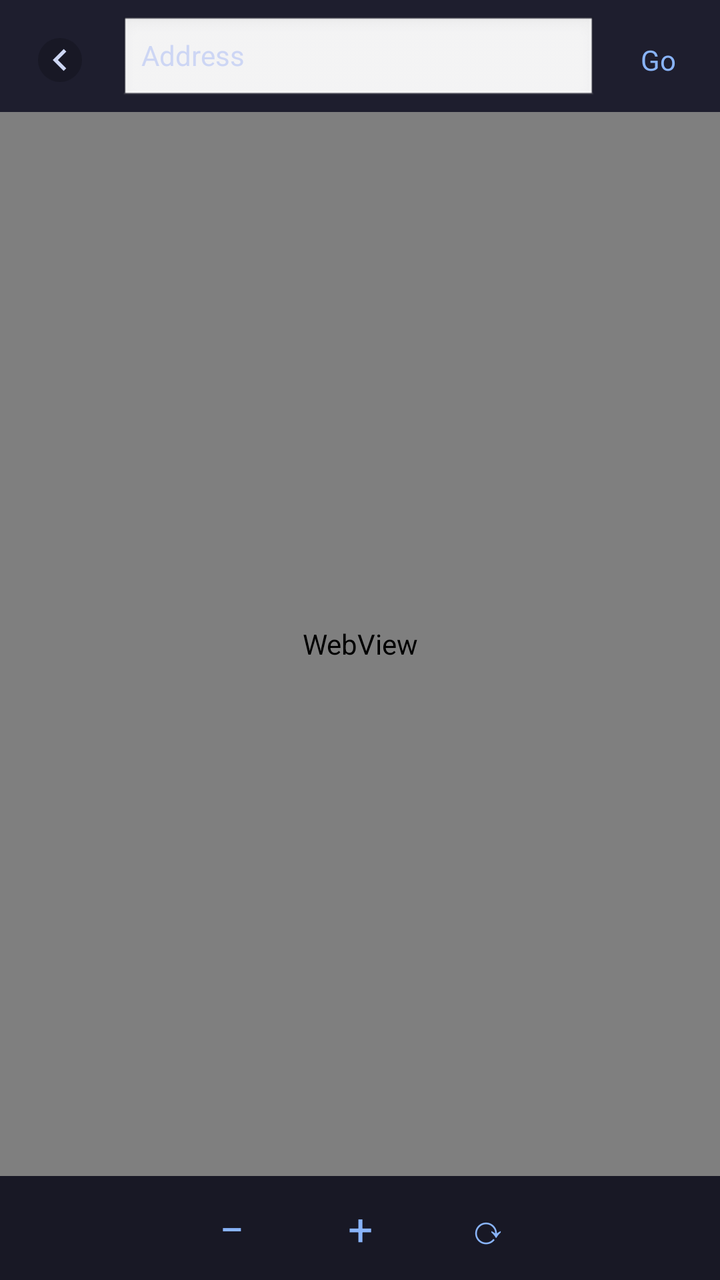
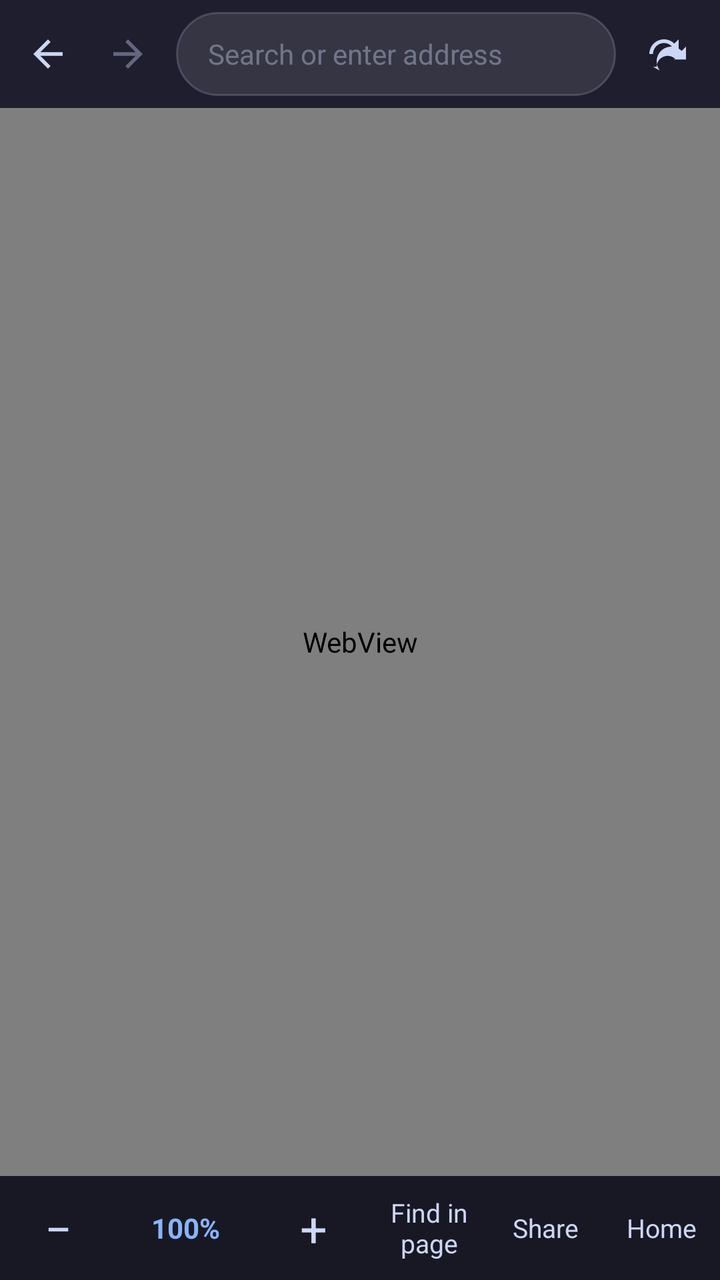

Screens rendered from an Android XML layout before and after an edit, with the pre-edit source and the edit as a unified diff.
<!-- AndroidManifest.xml: activity theme Theme.RedTermApp -->
<!-- res/layout/activity_browser.xml -->
<?xml version="1.0" encoding="utf-8"?>
<LinearLayout xmlns:android="http://schemas.android.com/apk/res/android"
    android:layout_width="match_parent"
    android:layout_height="match_parent"
    android:orientation="vertical"
    android:background="?attr/terminalBg"
    android:fitsSystemWindows="true">

    <LinearLayout
        android:layout_width="match_parent"
        android:layout_height="wrap_content"
        android:orientation="horizontal"
        android:gravity="center_vertical"
        android:paddingHorizontal="8dp"
        android:paddingTop="8dp"
        android:paddingBottom="4dp">

        <ImageButton
            android:id="@+id/browser_back_btn"
            android:layout_width="44dp"
            android:layout_height="44dp"
            android:src="@drawable/ic_back_chip"
            android:scaleType="centerInside"
            android:background="?attr/selectableItemBackgroundBorderless"
            android:contentDescription="@string/back" />

        <EditText
            android:id="@+id/browser_url"
            android:layout_width="0dp"
            android:layout_height="44dp"
            android:layout_weight="1"
            android:layout_marginHorizontal="8dp"
            android:hint="@string/browser_url_hint"
            android:textColor="?attr/terminalText"
            android:textColorHint="?attr/terminalText"
            android:textSize="14sp"
            android:inputType="textUri"
            android:imeOptions="actionGo"
            android:singleLine="true"
            android:background="@android:drawable/edit_text" />

        <TextView
            android:id="@+id/browser_go"
            android:layout_width="wrap_content"
            android:layout_height="40dp"
            android:paddingHorizontal="14dp"
            android:gravity="center"
            android:text="@string/browser_go"
            android:textColor="?attr/colorPrimary"
            android:textSize="14sp"
            android:background="?attr/terminalBg"
            android:clickable="true"
            android:focusable="true" />
    </LinearLayout>

    <FrameLayout
        android:layout_width="match_parent"
        android:layout_height="0dp"
        android:layout_weight="1">

        <WebView
            android:id="@+id/browser_webview"
            android:layout_width="match_parent"
            android:layout_height="match_parent" />
    </FrameLayout>

    <LinearLayout
        android:layout_width="match_parent"
        android:layout_height="wrap_content"
        android:orientation="horizontal"
        android:gravity="center"
        android:paddingVertical="4dp"
        android:background="?attr/extraKeysBg">

        <TextView
            android:id="@+id/browser_zoom_out"
            android:layout_width="64dp"
            android:layout_height="44dp"
            android:gravity="center"
            android:text="@string/browser_zoom_out"
            android:textColor="?attr/colorPrimary"
            android:textSize="22sp"
            android:background="?attr/selectableItemBackground"
            android:clickable="true"
            android:focusable="true" />

        <TextView
            android:id="@+id/browser_zoom_in"
            android:layout_width="64dp"
            android:layout_height="44dp"
            android:gravity="center"
            android:text="@string/browser_zoom_in"
            android:textColor="?attr/colorPrimary"
            android:textSize="22sp"
            android:background="?attr/selectableItemBackground"
            android:clickable="true"
            android:focusable="true" />

        <TextView
            android:id="@+id/browser_reload"
            android:layout_width="64dp"
            android:layout_height="44dp"
            android:gravity="center"
            android:text="@string/browser_reload"
            android:textColor="?attr/colorPrimary"
            android:textSize="20sp"
            android:background="?attr/selectableItemBackground"
            android:clickable="true"
            android:focusable="true" />
    </LinearLayout>

</LinearLayout>
<!-- resources referenced by this layout -->
<resources>
  <!-- drawable ic_back_chip (drawable) -->
  <?xml version="1.0" encoding="utf-8"?>
  <layer-list xmlns:android="http://schemas.android.com/apk/res/android">
      <item>
          <shape android:shape="oval">
              <solid android:color="?attr/extraKeysBg" />
          </shape>
      </item>
      <item
          android:width="22dp"
          android:height="22dp"
          android:gravity="center">
          <vector
              android:width="22dp"
              android:height="22dp"
              android:viewportWidth="24"
              android:viewportHeight="24"
              android:tint="?attr/terminalText">
              <path
                  android:fillColor="#FFFFFFFF"
                  android:pathData="M15.41,7.41 14,6l-6,6 6,6 1.41,-1.41L10.83,12z" />
          </vector>
      </item>
  </layer-list>
  <string name="back">Back</string>
  <string name="browser_go">Go</string>
  <string name="browser_reload">⟳</string>
  <string name="browser_url_hint">Address</string>
  <string name="browser_zoom_in">+</string>
  <string name="browser_zoom_out">−</string>
  <style name="Theme.RedTermApp" parent="Theme.Material3.DayNight.NoActionBar">
          <item name="colorPrimary">@color/primary</item>
          <item name="colorOnPrimary">@color/black</item>
          <item name="colorSurface">@color/surface</item>
          <item name="colorOnSurface">@color/on_surface</item>
          <item name="android:statusBarColor">@color/terminal_bg</item>
          <item name="android:navigationBarColor">@color/terminal_bg</item>
          <item name="terminalBg">@color/terminal_bg</item>
          <item name="terminalText">@color/terminal_text</item>
          <item name="extraKeysBg">@color/extra_keys_bg</item>
          <item name="extraKeysText">@color/extra_keys_text</item>
      </style>
  <color name="primary">#FF89B4FA</color>
  <color name="black">#FF000000</color>
  <color name="surface">#FF1E1E2E</color>
  <color name="on_surface">#FFCDD6F4</color>
  <color name="terminal_bg">#FF1E1E2E</color>
  <color name="terminal_text">#FFCDD6F4</color>
  <color name="extra_keys_bg">#FF181825</color>
  <color name="extra_keys_text">#FFCDD6F4</color>
</resources>

<!-- the commit's change to res/layout/activity_browser.xml (unified diff, before → after) -->
@@ -6,52 +6,83 @@
     android:background="?attr/terminalBg"
     android:fitsSystemWindows="true">
 
+    
     <LinearLayout
         android:layout_width="match_parent"
         android:layout_height="wrap_content"
         android:orientation="horizontal"
         android:gravity="center_vertical"
-        android:paddingHorizontal="8dp"
-        android:paddingTop="8dp"
-        android:paddingBottom="4dp">
+        android:paddingStart="4dp"
+        android:paddingEnd="8dp"
+        android:paddingTop="6dp"
+        android:paddingBottom="6dp">
 
         <ImageButton
             android:id="@+id/browser_back_btn"
-            android:layout_width="44dp"
-            android:layout_height="44dp"
-            android:src="@drawable/ic_back_chip"
-            android:scaleType="centerInside"
+            android:layout_width="40dp"
+            android:layout_height="40dp"
             android:background="?attr/selectableItemBackgroundBorderless"
-            android:contentDescription="@string/back" />
+            android:contentDescription="@string/browser_back"
+            android:padding="9dp"
+            android:scaleType="fitCenter"
+            android:src="@drawable/ic_arrow_back"
+            android:tint="?attr/terminalText" />
+
+        <ImageButton
+            android:id="@+id/browser_forward_btn"
+            android:layout_width="40dp"
+            android:layout_height="40dp"
+            android:background="?attr/selectableItemBackgroundBorderless"
+            android:contentDescription="@string/browser_forward"
+            android:padding="9dp"
+            android:scaleType="fitCenter"
+            android:src="@drawable/ic_arrow_forward"
+            android:tint="?attr/terminalText"
+            android:alpha="0.4" />
 
         <EditText
             android:id="@+id/browser_url"
             android:layout_width="0dp"
-            android:layout_height="44dp"
-            android:layout_weight="1"
-            android:layout_marginHorizontal="8dp"
+            android:layout_height="42dp"
+            android:layout_weight="1"
+            android:layout_marginStart="4dp"
+            android:layout_marginEnd="4dp"
+            android:background="@drawable/bg_url_field"
             android:hint="@string/browser_url_hint"
-            android:textColor="?attr/terminalText"
-            android:textColorHint="?attr/terminalText"
-            android:textSize="14sp"
+            android:importantForAutofill="no"
+            android:imeOptions="actionGo"
             android:inputType="textUri"
-            android:imeOptions="actionGo"
+            android:paddingStart="16dp"
+            android:paddingEnd="16dp"
+            android:selectAllOnFocus="true"
             android:singleLine="true"
-            android:background="@android:drawable/edit_text" />
-
-        <TextView
-            android:id="@+id/browser_go"
-            android:layout_width="wrap_content"
+            android:textColor="?attr/terminalText"
+            android:textColorHint="#66CDD6F4"
+            android:textSize="14sp" />
+
+        <ImageButton
+            android:id="@+id/browser_reload_btn"
+            android:layout_width="40dp"
             android:layout_height="40dp"
-            android:paddingHorizontal="14dp"
-            android:gravity="center"
-            android:text="@string/browser_go"
-            android:textColor="?attr/colorPrimary"
-            android:textSize="14sp"
-            android:background="?attr/terminalBg"
-            android:clickable="true"
-            android:focusable="true" />
+            android:background="?attr/selectableItemBackgroundBorderless"
+            android:contentDescription="@string/browser_reload"
+            android:padding="9dp"
+            android:scaleType="fitCenter"
+            android:src="@drawable/ic_reload"
+            android:tint="?attr/terminalText" />
     </LinearLayout>
+
+    
+    <ProgressBar
+        android:id="@+id/browser_progress"
+        style="?android:attr/progressBarStyleHorizontal"
+        android:layout_width="match_parent"
+        android:layout_height="3dp"
+        android:indeterminate="false"
+        android:max="100"
+        android:progress="0"
+        android:progressTint="?attr/colorPrimary"
+        android:visibility="gone" />
 
     <FrameLayout
         android:layout_width="match_parent"
@@ -64,49 +95,154 @@
             android:layout_height="match_parent" />
     </FrameLayout>
 
+    
     <LinearLayout
+        android:id="@+id/browser_find_bar"
         android:layout_width="match_parent"
         android:layout_height="wrap_content"
         android:orientation="horizontal"
+        android:gravity="center_vertical"
+        android:background="?attr/extraKeysBg"
+        android:paddingStart="10dp"
+        android:paddingEnd="4dp"
+        android:paddingTop="4dp"
+        android:paddingBottom="4dp"
+        android:visibility="gone">
+
+        <EditText
+            android:id="@+id/browser_find_input"
+            android:layout_width="0dp"
+            android:layout_height="38dp"
+            android:layout_weight="1"
+            android:background="@null"
+            android:hint="@string/browser_find_hint"
+            android:importantForAutofill="no"
+            android:imeOptions="actionSearch"
+            android:inputType="text"
+            android:singleLine="true"
+            android:textColor="?attr/terminalText"
+            android:textColorHint="#66CDD6F4"
+            android:textSize="14sp" />
+
+        <TextView
+            android:id="@+id/browser_find_count"
+            android:layout_width="wrap_content"
+            android:layout_height="wrap_content"
+            android:layout_marginEnd="6dp"
+            android:text="@string/browser_find_none"
+            android:textColor="?attr/terminalText"
+            android:textSize="12sp"
+            android:alpha="0.6" />
+
+        <TextView
+            android:id="@+id/browser_find_prev"
+            android:layout_width="36dp"
+            android:layout_height="36dp"
+            android:contentDescription="@string/browser_back"
+            android:gravity="center"
+            android:text="@string/key_up"
+            android:textColor="?attr/terminalText"
+            android:textSize="15sp" />
+
+        <TextView
+            android:id="@+id/browser_find_next"
+            android:layout_width="36dp"
+            android:layout_height="36dp"
+            android:contentDescription="@string/browser_forward"
+            android:gravity="center"
+            android:text="@string/key_down"
+            android:textColor="?attr/terminalText"
+            android:textSize="15sp" />
+
+        <TextView
+            android:id="@+id/browser_find_close"
+            android:layout_width="36dp"
+            android:layout_height="36dp"
+            android:contentDescription="@string/key_close"
+            android:gravity="center"
+            android:text="@string/key_close"
+            android:textColor="?attr/terminalText"
+            android:textSize="15sp" />
+    </LinearLayout>
+
+    
+    <LinearLayout
+        android:layout_width="match_parent"
+        android:layout_height="52dp"
+        android:orientation="horizontal"
         android:gravity="center"
-        android:paddingVertical="4dp"
         android:background="?attr/extraKeysBg">
 
         <TextView
             android:id="@+id/browser_zoom_out"
-            android:layout_width="64dp"
-            android:layout_height="44dp"
-            android:gravity="center"
-            android:text="@string/browser_zoom_out"
+            android:layout_width="0dp"
+            android:layout_height="match_parent"
+            android:layout_weight="1"
+            android:contentDescription="@string/browser_zoom_out"
+            android:gravity="center"
+            android:text="@string/browser_zoom_out_label"
+            android:textColor="?attr/terminalText"
+            android:textSize="24sp"
+            android:background="?attr/selectableItemBackground" />
+
+        <TextView
+            android:id="@+id/browser_zoom_label"
+            android:layout_width="0dp"
+            android:layout_height="match_parent"
+            android:layout_weight="1.2"
+            android:contentDescription="@string/browser_zoom_reset"
+            android:gravity="center"
+            android:text="@string/browser_zoom_level"
             android:textColor="?attr/colorPrimary"
-            android:textSize="22sp"
-            android:background="?attr/selectableItemBackground"
-            android:clickable="true"
-            android:focusable="true" />
+            android:textSize="14sp"
+            android:textStyle="bold"
+            android:background="?attr/selectableItemBackground" />
 
         <TextView
             android:id="@+id/browser_zoom_in"
-            android:layout_width="64dp"
-            android:layout_height="44dp"
-            android:gravity="center"
-            android:text="@string/browser_zoom_in"
-            android:textColor="?attr/colorPrimary"
-            android:textSize="22sp"
-            android:background="?attr/selectableItemBackground"
-            android:clickable="true"
-            android:focusable="true" />
-
-        <TextView
-            android:id="@+id/browser_reload"
-            android:layout_width="64dp"
-            android:layout_height="44dp"
-            android:gravity="center"
-            android:text="@string/browser_reload"
-            android:textColor="?attr/colorPrimary"
-            android:textSize="20sp"
-            android:background="?attr/selectableItemBackground"
-            android:clickable="true"
-            android:focusable="true" />
+            android:layout_width="0dp"
+            android:layout_height="match_parent"
+            android:layout_weight="1"
+            android:contentDescription="@string/browser_zoom_in"
+            android:gravity="center"
+            android:text="@string/browser_zoom_in_label"
+            android:textColor="?attr/terminalText"
+            android:textSize="24sp"
+            android:background="?attr/selectableItemBackground" />
+
+        <TextView
+            android:id="@+id/browser_find_btn"
+            android:layout_width="0dp"
+            android:layout_height="match_parent"
+            android:layout_weight="1"
+            android:contentDescription="@string/browser_find_in_page"
+            android:gravity="center"
+            android:text="@string/browser_find_in_page"
+            android:textColor="?attr/terminalText"
+            android:textSize="13sp"
+            android:background="?attr/selectableItemBackground" />
+
+        <TextView
+            android:id="@+id/browser_share"
+            android:layout_width="0dp"
+            android:layout_height="match_parent"
+            android:layout_weight="1"
+            android:gravity="center"
+            android:text="@string/browser_share"
+            android:textColor="?attr/terminalText"
+            android:textSize="13sp"
+            android:background="?attr/selectableItemBackground" />
+
+        <TextView
+            android:id="@+id/browser_home"
+            android:layout_width="0dp"
+            android:layout_height="match_parent"
+            android:layout_weight="1"
+            android:gravity="center"
+            android:text="@string/browser_home"
+            android:textColor="?attr/terminalText"
+            android:textSize="13sp"
+            android:background="?attr/selectableItemBackground" />
     </LinearLayout>
 
 </LinearLayout>
<!-- resource entries referenced after the edit -->
@@ -1,35 +1,66 @@
 <!-- resources referenced by this layout -->
 <resources>
-  <!-- drawable ic_back_chip (drawable) -->
+  <!-- drawable bg_url_field (drawable) -->
   <?xml version="1.0" encoding="utf-8"?>
-  <layer-list xmlns:android="http://schemas.android.com/apk/res/android">
-      <item>
-          <shape android:shape="oval">
-              <solid android:color="?attr/extraKeysBg" />
-          </shape>
-      </item>
-      <item
-          android:width="22dp"
-          android:height="22dp"
-          android:gravity="center">
-          <vector
-              android:width="22dp"
-              android:height="22dp"
-              android:viewportWidth="24"
-              android:viewportHeight="24"
-              android:tint="?attr/terminalText">
-              <path
-                  android:fillColor="#FFFFFFFF"
-                  android:pathData="M15.41,7.41 14,6l-6,6 6,6 1.41,-1.41L10.83,12z" />
-          </vector>
-      </item>
-  </layer-list>
-  <string name="back">Back</string>
-  <string name="browser_go">Go</string>
-  <string name="browser_reload">⟳</string>
-  <string name="browser_url_hint">Address</string>
-  <string name="browser_zoom_in">+</string>
-  <string name="browser_zoom_out">−</string>
+  <shape xmlns:android="http://schemas.android.com/apk/res/android"
+      android:shape="rectangle">
+      <solid android:color="#1AFFFFFF" />
+      <corners android:radius="22dp" />
+      <stroke
+          android:width="1dp"
+          android:color="#33CDD6F4" />
+  </shape>
+  <!-- drawable ic_arrow_back (drawable) -->
+  <vector xmlns:android="http://schemas.android.com/apk/res/android"
+      android:width="24dp"
+      android:height="24dp"
+      android:viewportWidth="24"
+      android:viewportHeight="24"
+      android:tint="#FFFFFFFF">
+      <path
+          android:fillColor="#FFFFFFFF"
+          android:pathData="M20,11H7.83l5.59,-5.59L12,4l-8,8 8,8 1.41,-1.41L7.83,13H20v-2z" />
+  </vector>
+  <!-- drawable ic_arrow_forward (drawable) -->
+  <vector xmlns:android="http://schemas.android.com/apk/res/android"
+      android:width="24dp"
+      android:height="24dp"
+      android:viewportWidth="24"
+      android:viewportHeight="24"
+      android:tint="#FFFFFFFF">
+      <path
+          android:fillColor="#FFFFFFFF"
+          android:pathData="M12,4l-1.41,1.41L16.17,11H4v2h12.17l-5.58,5.59L12,20l8,-8z" />
+  </vector>
+  <!-- drawable ic_reload (drawable) -->
+  <vector xmlns:android="http://schemas.android.com/apk/res/android"
+      android:width="24dp"
+      android:height="24dp"
+      android:viewportWidth="24"
+      android:viewportHeight="24"
+      android:tint="#FFFFFFFF">
+      <path
+          android:fillColor="#FFFFFFFF"
+          android:pathData="M17.65,6.35C16.2,4.9 14.21,4 12,4c-4.42,0 -7.99,3.58 -8,8h2c0,-3.31 2.69,-6 6,-6 1.66,0 3.14,0.69 4.22,1.78L13,11h7V4l-2.35,2.35zM6,19h2c0,-3.31 2.69,-6 6,-6 1.66,0 3.14,0.69 4.22,1.78L17,15h7v-7l-2.35,2.35C20.2,8.9 18.21,8 16,8c-4.42,0 -8,3.58 -8,8c0,1.86 0.63,3.59 1.69,5L6,19z" />
+  </vector>
+  <string name="browser_back">Back</string>
+  <string name="browser_find_hint">Find in page…</string>
+  <string name="browser_find_in_page">Find in page</string>
+  <string name="browser_find_none">0/0</string>
+  <string name="browser_forward">Forward</string>
+  <string name="browser_home">Home</string>
+  <string name="browser_reload">Reload</string>
+  <string name="browser_share">Share</string>
+  <string name="browser_url_hint">Search or enter address</string>
+  <string name="browser_zoom_in">Zoom in</string>
+  <string name="browser_zoom_in_label">+</string>
+  <string name="browser_zoom_level">100%</string>
+  <string name="browser_zoom_out">Zoom out</string>
+  <string name="browser_zoom_out_label">−</string>
+  <string name="browser_zoom_reset">Reset zoom to 100%</string>
+  <string name="key_close">✕</string>
+  <string name="key_down">▼</string>
+  <string name="key_up">▲</string>
   <style name="Theme.RedTermApp" parent="Theme.Material3.DayNight.NoActionBar">
           <item name="colorPrimary">@color/primary</item>
           <item name="colorOnPrimary">@color/black</item>
